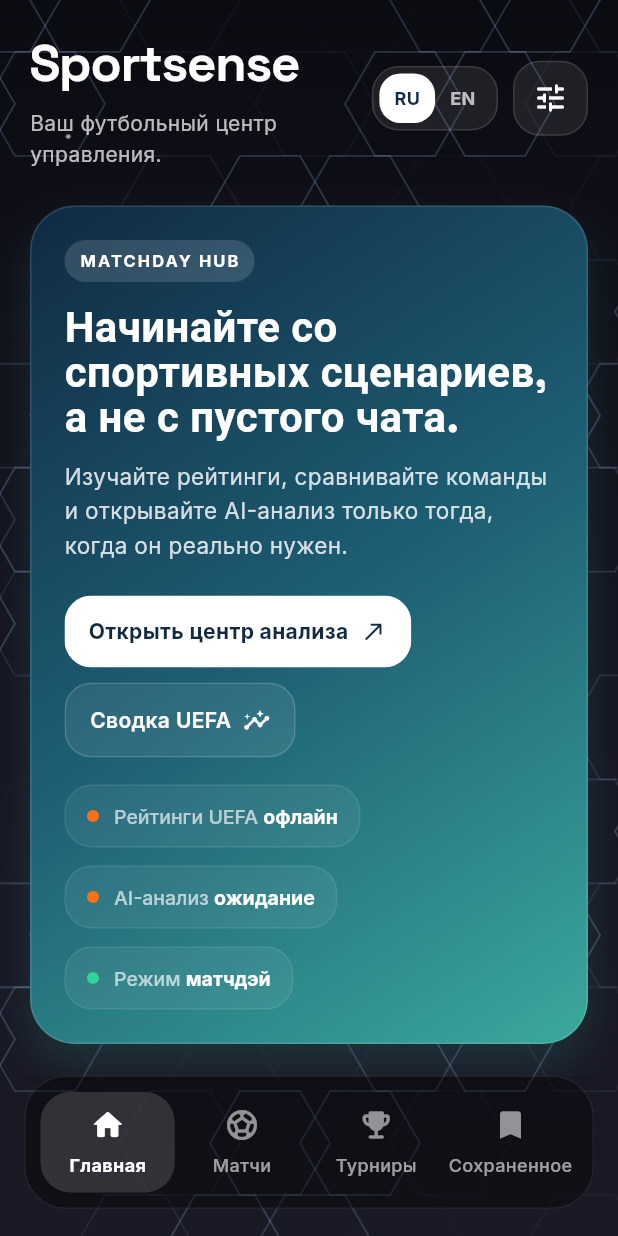
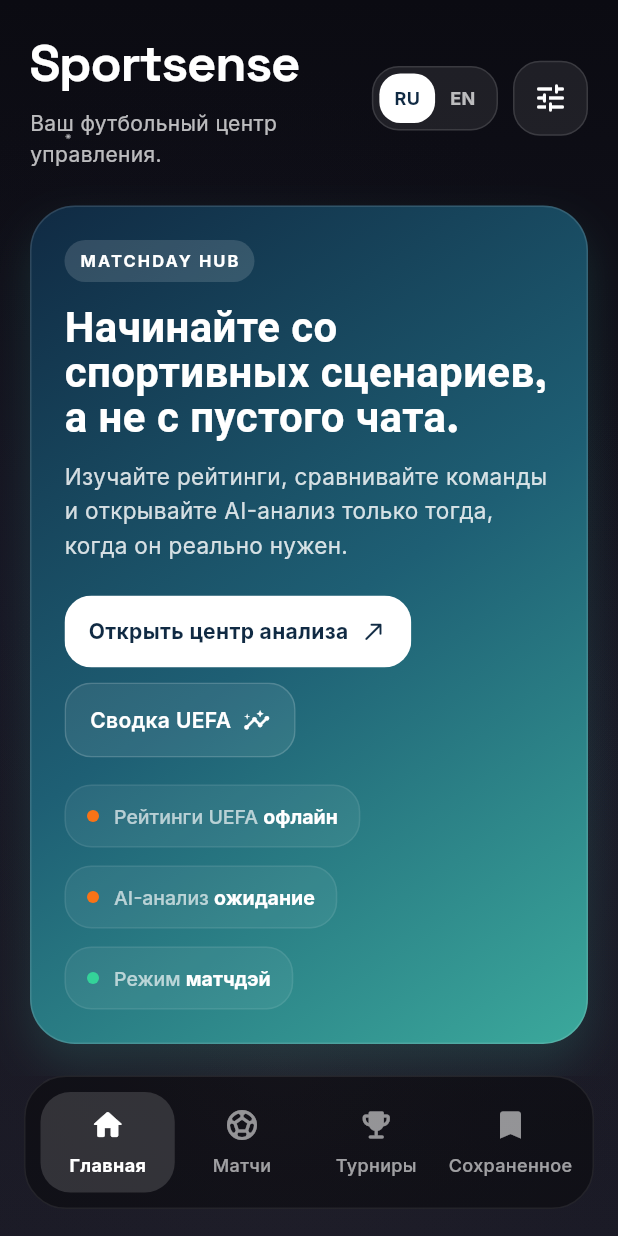
Before and after one commit to AlihanSDev/sportsense-ai, a Flutter app: the screen it shows after launch, on a phone screen of 412 x 824 dp. Run offline on Flutter 3.47's test engine with Material 3 defaults, Android fonts, the light colour scheme and no system bars; our stand-ins replace google_fonts; accounts and stored records are empty; network calls fail.

Commit message:
fix: theme switching — SpaceBackground and widgets now listen to themeNotifier directly

```diff
--- a/lib/main.dart
+++ b/lib/main.dart
@@ -3,6 +3,7 @@ import 'package:google_fonts/google_fonts.dart';
 import 'dart:math' as math;
 
 // ======================= СЕРВИСЫ =======================
+import 'services/theme_notifier.dart';
 import 'services/uefa_search_manager.dart';
 import 'services/vector_db_manager.dart';
 import 'services/user_query_vectorizer.dart';
@@ -34,34 +35,7 @@ const String QDRANT_HOST = 'localhost';
 const int QDRANT_PORT = 6333;
 
 // ======================= THEME =======================
-enum AppTheme { dark, light, sportsense }
-
-class ThemeNotifier extends ChangeNotifier {
-  AppTheme _theme = AppTheme.dark;
-  AppTheme get theme => _theme;
-  bool get isDark => _theme != AppTheme.light;
-  bool get isSportsense => _theme == AppTheme.sportsense;
-  ThemeMode get mode => _theme == AppTheme.light ? ThemeMode.light : ThemeMode.dark;
-
-  void setTheme(AppTheme theme) {
-    if (_theme == theme) return;
-    _theme = theme;
-    notifyListeners();
-  }
-
-  void toggle() {
-    if (_theme == AppTheme.dark) {
-      _theme = AppTheme.light;
-    } else if (_theme == AppTheme.light) {
-      _theme = AppTheme.sportsense;
-    } else {
-      _theme = AppTheme.dark;
-    }
-    notifyListeners();
-  }
-}
-
-final themeNotifier = ThemeNotifier();
+// ThemeNotifier и AppTheme импортированы из services/theme_notifier.dart
 
 enum AppLanguage { ru, en }
 
@@ -1882,17 +1856,18 @@ class _LanguageToggle extends StatelessWidget {
   @override
   Widget build(BuildContext context) {
     return ListenableBuilder(
-      listenable: languageNotifier,
+      listenable: Listenable.merge([languageNotifier, themeNotifier]),
       builder: (context, _) {
+        final isDark = themeNotifier.isDark;
         return Container(
           padding: const EdgeInsets.all(4),
           decoration: BoxDecoration(
-            color: Theme.of(context).brightness == Brightness.dark
+            color: isDark
                 ? Colors.white.withOpacity(0.08)
                 : Colors.black.withOpacity(0.06),
             borderRadius: BorderRadius.circular(18),
             border: Border.all(
-              color: Theme.of(context).brightness == Brightness.dark
+              color: isDark
                   ? Colors.white.withOpacity(0.12)
                   : Colors.black.withOpacity(0.1),
             ),
@@ -1931,7 +1906,7 @@ class _LanguageButton extends StatelessWidget {
 
   @override
   Widget build(BuildContext context) {
-    final isDark = Theme.of(context).brightness == Brightness.dark;
+    final isDark = themeNotifier.isDark;
     return GestureDetector(
       onTap: onTap,
       child: AnimatedContainer(
@@ -1979,7 +1954,10 @@ class _BottomDock extends StatelessWidget {
 
   @override
   Widget build(BuildContext context) {
-    final isDark = Theme.of(context).brightness == Brightness.dark;
+    return ListenableBuilder(
+      listenable: themeNotifier,
+      builder: (context, _) {
+        final isDark = themeNotifier.isDark;
         return Container(
           padding: const EdgeInsets.symmetric(horizontal: 10, vertical: 10),
           decoration: BoxDecoration(
@@ -2034,6 +2012,8 @@ class _BottomDock extends StatelessWidget {
               );
             }),
           ),
+        );
+      },
     );
   }
 }
--- /dev/null
+++ b/lib/services/theme_notifier.dart
@@ -0,0 +1,34 @@
+import 'package:flutter/material.dart';
+
+/// Тип темы приложения
+enum AppTheme { dark, light, sportsense }
+
+/// Нотификатор темы
+class ThemeNotifier extends ChangeNotifier {
+  AppTheme _theme = AppTheme.dark;
+  AppTheme get theme => _theme;
+  bool get isDark => _theme == AppTheme.dark;
+  bool get isLight => _theme == AppTheme.light;
+  bool get isSportsense => _theme == AppTheme.sportsense;
+  ThemeMode get mode => _theme == AppTheme.light ? ThemeMode.light : ThemeMode.dark;
+
+  void setTheme(AppTheme theme) {
+    if (_theme == theme) return;
+    _theme = theme;
+    notifyListeners();
+  }
+
+  void toggle() {
+    if (_theme == AppTheme.dark) {
+      _theme = AppTheme.light;
+    } else if (_theme == AppTheme.light) {
+      _theme = AppTheme.sportsense;
+    } else {
+      _theme = AppTheme.dark;
+    }
+    notifyListeners();
+  }
+}
+
+/// Глобальный экземпляр
+final themeNotifier = ThemeNotifier();
--- a/lib/widgets/space_background.dart
+++ b/lib/widgets/space_background.dart
@@ -1,5 +1,6 @@
 import 'package:flutter/material.dart';
 import 'dart:math' as math;
+import '../services/theme_notifier.dart';
 
 /// Адаптивный фон: тёмный космический / светлый молочный / Sportsense (тёмный + соты)
 class SpaceBackground extends StatefulWidget {
@@ -47,10 +48,14 @@ class _SpaceBackgroundState extends State<SpaceBackground>
 
   @override
   Widget build(BuildContext context) {
-    final brightness = Theme.of(context).brightness;
-    final isLight = brightness == Brightness.light;
-    // Sportsense = тёмный фон + соты (геометрические детали светлой темы)
-    final isSportsense = !isLight;
+    return ListenableBuilder(
+      listenable: themeNotifier,
+      builder: (context, _) {
+        final theme = themeNotifier.theme;
+        final isLight = theme == AppTheme.light;
+        final isSportsense = theme == AppTheme.sportsense;
+        // isDark = чистая тёмная тема (без сот)
+        final isDark = theme == AppTheme.dark;
 
         return Stack(
           children: [
@@ -75,7 +80,7 @@ class _SpaceBackgroundState extends State<SpaceBackground>
               ),
             ),
 
-        // Звёзды: всегда на тёмном фоне
+            // Звёзды: тёмная ИЛИ Sportsense
             if (!isLight)
               AnimatedBuilder(
                 animation: _starController,
@@ -90,8 +95,8 @@ class _SpaceBackgroundState extends State<SpaceBackground>
                 },
               ),
 
-        // Мягкие облака: только для чистой тёмной темы (без сот)
-        if (!isLight && !isSportsense)
+            // Мягкие облака: ТОЛЬКО чистая тёмная тема (без сот)
+            if (isDark)
               AnimatedBuilder(
                 animation: _cloudController,
                 builder: (context, child) {
@@ -102,15 +107,15 @@ class _SpaceBackgroundState extends State<SpaceBackground>
                 },
               ),
 
-        // Соты: светлая тема ИЛИ Sportsense (тёмный + геометрия)
-        if (!isLight || isSportsense)
+            // Соты: ТОЛЬКО Sportsense или светлая
+            if (isSportsense || isLight)
               AnimatedBuilder(
                 animation: _honeycombController,
                 builder: (context, child) {
                   return CustomPaint(
                     painter: HoneycombPainter(
                       animation: _honeycombController.value,
-                  isDark: !isLight,
+                      isDark: isSportsense,
                     ),
                     size: Size.infinite,
                   );
@@ -132,6 +137,8 @@ class _SpaceBackgroundState extends State<SpaceBackground>
             // Контент
             widget.child,
           ],
+        );
+      },
     );
   }
 }
```
Lines whose indentation alone changed are shown as unchanged.
